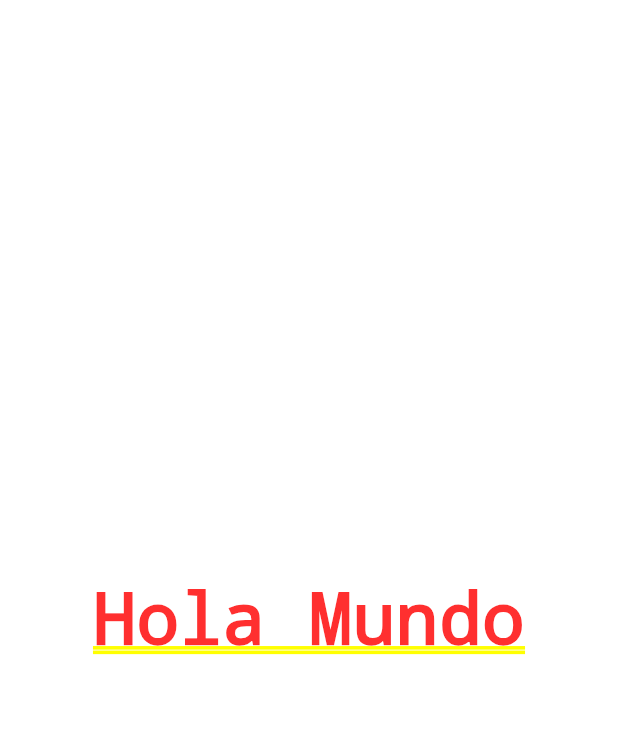
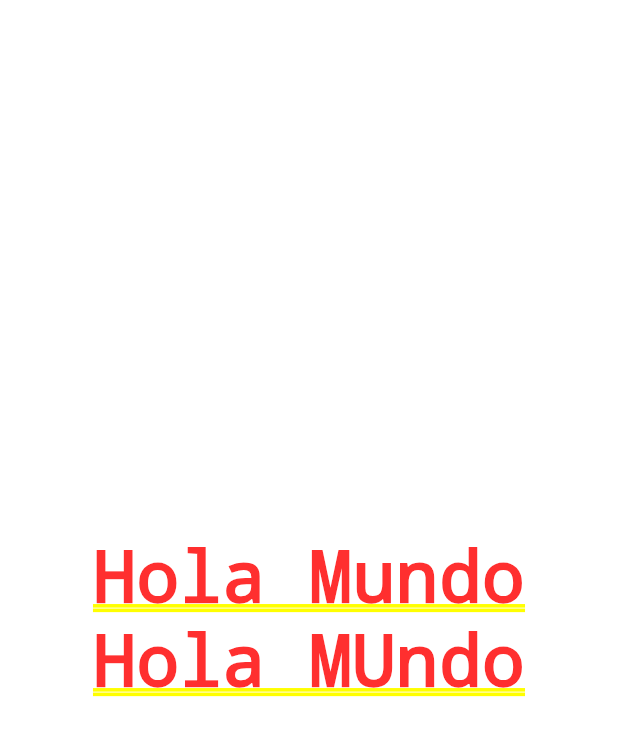
Before and after one commit to Viqui-Alaro/Flutter_disenos, a Flutter app: the screen it shows after launch, on a phone screen of 412 x 824 dp. Shown: the top 736 px of the screen. Run offline on Flutter 3.47's test engine with Material 2 defaults, Android fonts, the phone set to English and light mode, and no system bars.

Commit message:
Implementación de snipers y de la pantalla de inicio de diseño

```diff
--- a/lib/main.dart
+++ b/lib/main.dart
@@ -6,9 +6,15 @@ class MyApp extends StatelessWidget {
   @override
   Widget build(BuildContext context) {
     return MaterialApp(
+      debugShowCheckedModeBanner: false,
       title: 'Material App',
-      home: Center(
-        child: Text('Hola Mundo'),
+      home: Column(
+        mainAxisAlignment: MainAxisAlignment.center,
+        children: [
+          Text('Hola Mundo'),
+          Text('Hola MUndo'),
+        ],
+
       )
     );
   }
```
Also changed, not shown: lib/screens/basic_design.dart (added, +14 -0 lines).
